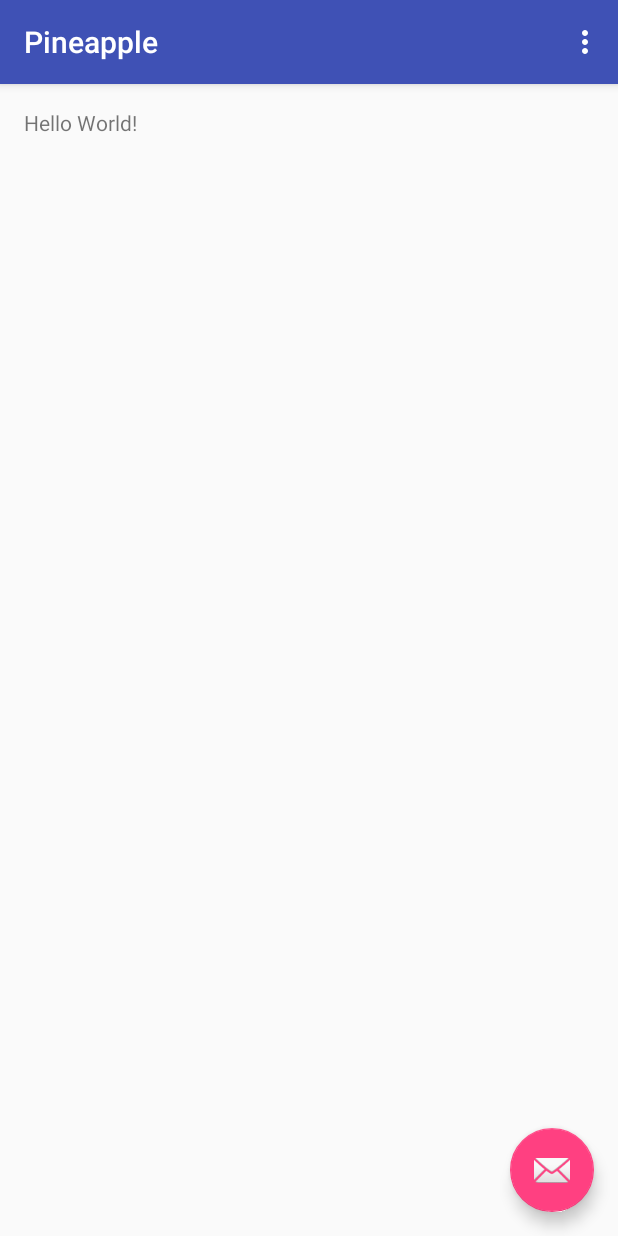
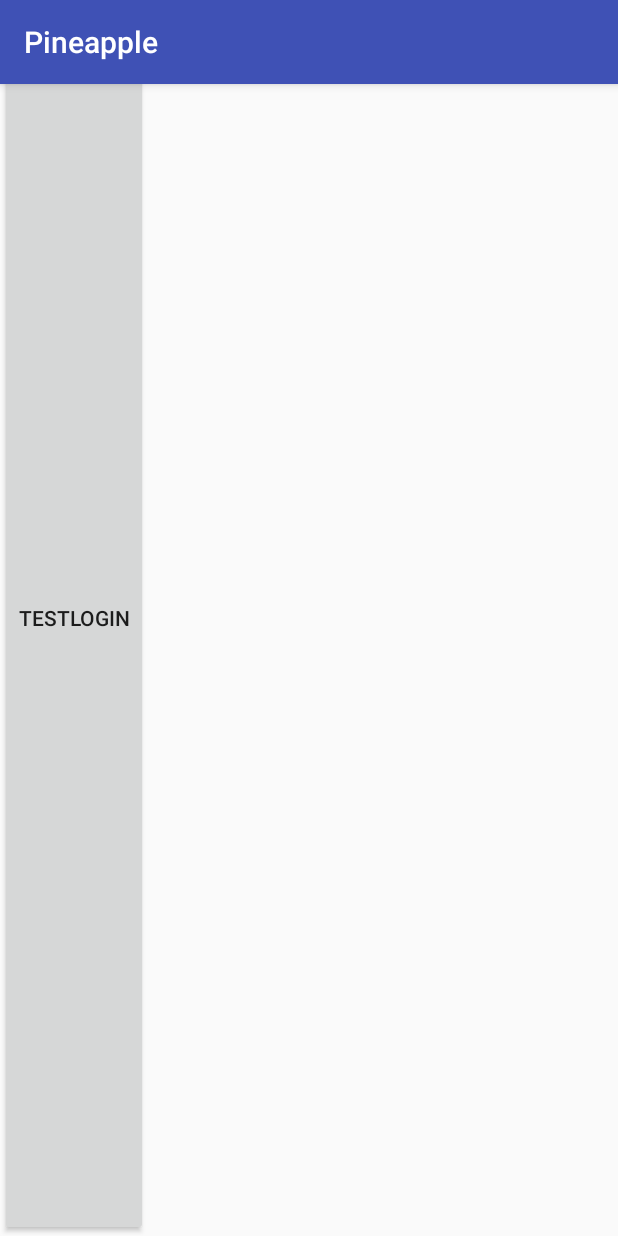
Before and after one commit to squirrel1021/pineapple, an Android app: the screen it shows after launch (MainActivity), on a phone screen of 412 x 824 dp. Run offline under Robolectric (Android 15) with nearby library versions, the phone set to English and light mode, and no system bars.

Commit message:
add some file to resolve collide

```diff
--- a/pineapple/app/src/main/AndroidManifest.xml
+++ b/pineapple/app/src/main/AndroidManifest.xml
@@ -2,6 +2,8 @@
 <manifest xmlns:android="http://schemas.android.com/apk/res/android"
     package="pineapple.bd.com.pineapple">
 
+    <uses-permission android:name="android.permission.INTERNET"></uses-permission>
+    <uses-permission android:name="android.permission.ACCESS_NETWORK_STATE"></uses-permission>
     <application
         android:allowBackup="true"
         android:icon="@mipmap/ic_launcher"
--- a/pineapple/app/src/main/java/pineapple/bd/com/pineapple/MainActivity.java
+++ b/pineapple/app/src/main/java/pineapple/bd/com/pineapple/MainActivity.java
@@ -1,15 +1,20 @@
 package pineapple.bd.com.pineapple;
 
 import android.os.Bundle;
-import android.support.design.widget.FloatingActionButton;
-import android.support.design.widget.Snackbar;
 import android.support.v7.app.AppCompatActivity;
 import android.support.v7.widget.Toolbar;
 import android.view.View;
-import android.view.Menu;
-import android.view.MenuItem;
+import android.widget.Button;
+
+import java.io.IOException;
+
+import okhttp3.Headers;
+import okhttp3.OkHttpClient;
+import okhttp3.Request;
+import okhttp3.Response;
 
 public class MainActivity extends AppCompatActivity {
+    Button btn_login;
 
     @Override
     protected void onCreate(Bundle savedInstanceState) {
@@ -17,36 +22,38 @@ public class MainActivity extends AppCompatActivity {
         setContentView(R.layout.activity_main);
         Toolbar toolbar = (Toolbar) findViewById(R.id.toolbar);
         setSupportActionBar(toolbar);
+        btn_login = (Button)findViewById(R.id.btn_login);
+        btn_login.setOnClickListener(new View.OnClickListener() {
 
-        FloatingActionButton fab = (FloatingActionButton) findViewById(R.id.fab);
-        fab.setOnClickListener(new View.OnClickListener() {
             @Override
-            public void onClick(View view) {
-                Snackbar.make(view, "Replace with your own action", Snackbar.LENGTH_LONG)
-                        .setAction("Action", null).show();
+            public void onClick(View v) {
+                new Thread(new Runnable() {
+
+                    @Override
+                    public void run() {
+                        try{
+                        Request request = new Request.Builder()
+                                .url("http://publicobject.com/helloworld.txt")
+                                .build();
+                        final OkHttpClient client = new OkHttpClient();
+                        Response response = client.newCall(request).execute();
+                        if (!response.isSuccessful()) throw new IOException("Unexpected code " + response);
+
+                        Headers responseHeaders = response.headers();
+                        for (int i = 0; i < responseHeaders.size(); i++) {
+                            System.out.println(responseHeaders.name(i) + ": " + responseHeaders.value(i));
+                        }
+
+                        System.out.println(response.body().string());
+                        }catch (Exception e){
+                            e.printStackTrace();
+                        }
+                    }
+                }).start();
             }
         });
+
     }
 
-    @Override
-    public boolean onCreateOptionsMenu(Menu menu) {
-        // Inflate the menu; this adds items to the action bar if it is present.
-        getMenuInflater().inflate(R.menu.menu_main, menu);
-        return true;
-    }
 
-    @Override
-    public boolean onOptionsItemSelected(MenuItem item) {
-        // Handle action bar item clicks here. The action bar will
-        // automatically handle clicks on the Home/Up button, so long
-        // as you specify a parent activity in AndroidManifest.xml.
-        int id = item.getItemId();
-
-        //noinspection SimplifiableIfStatement
-        if (id == R.id.action_settings) {
-            return true;
-        }
-
-        return super.onOptionsItemSelected(item);
-    }
 }
--- a/pineapple/app/src/main/res/layout/activity_main.xml
+++ b/pineapple/app/src/main/res/layout/activity_main.xml
@@ -21,14 +21,13 @@
 
     </android.support.design.widget.AppBarLayout>
 
+    <Button
+        android:id="@+id/btn_login"
+        android:layout_width="wrap_content"
+        android:layout_height="match_parent"
+        android:text="TestLogin"
+        />
+
     <include layout="@layout/content_main" />
 
-    <android.support.design.widget.FloatingActionButton
-        android:id="@+id/fab"
-        android:layout_width="wrap_content"
-        android:layout_height="wrap_content"
-        android:layout_gravity="bottom|end"
-        android:layout_margin="@dimen/fab_margin"
-        android:src="@android:drawable/ic_dialog_email" />
-
 </android.support.design.widget.CoordinatorLayout>
```
